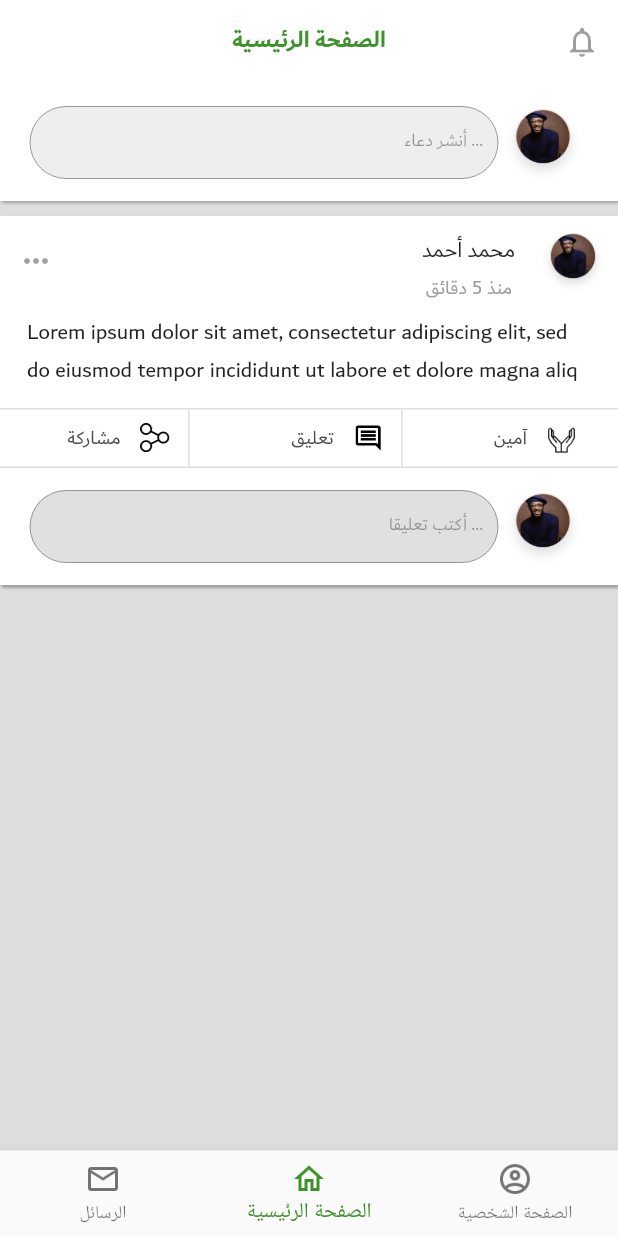
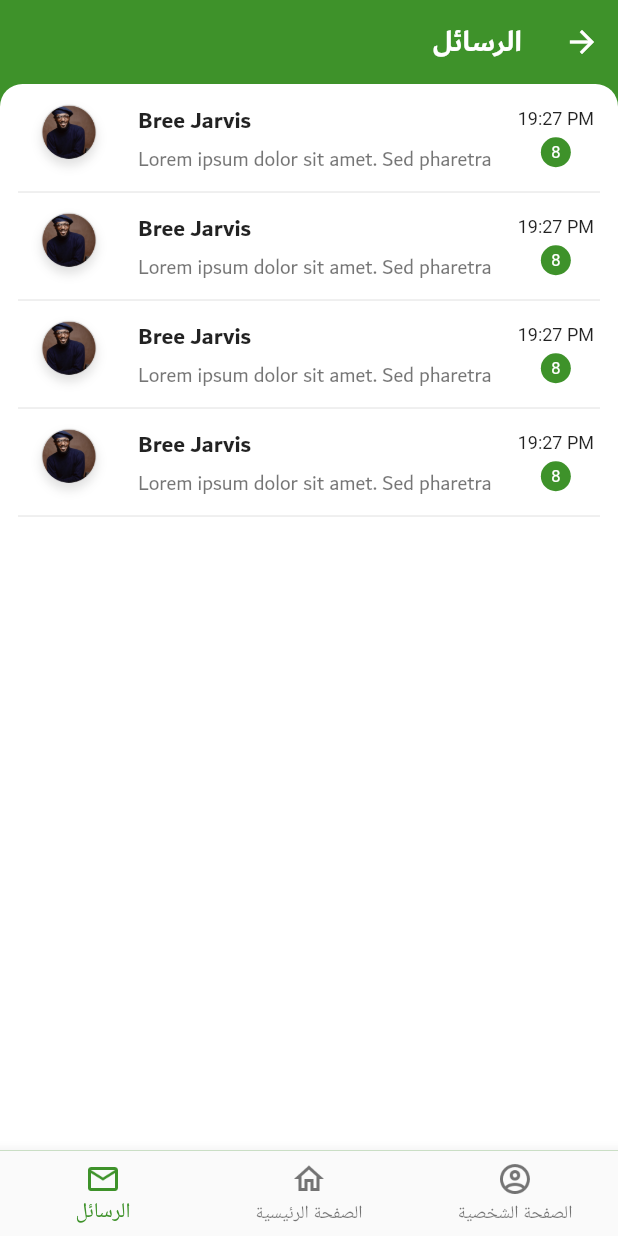
Before and after one commit to Youssefguba/Ameen, a Flutter app: the screen it shows after launch, on a phone screen of 412 x 824 dp. Run offline on Flutter 3.47's test engine with Material 2 defaults, Android fonts, the phone set to English and light mode, and no system bars.

Commit message:
Create UI ChatsList of contacts

```diff
--- a/lib/main.dart
+++ b/lib/main.dart
@@ -1,7 +1,5 @@
 import 'package:ameen/helpers/ui/app_color.dart';
-import 'package:ameen/ui/Screens/news_feed.dart';
-import 'package:ameen/ui/Screens/test.dart';
-import 'package:ameen/ui/Screens/user_profile.dart';
+import 'package:ameen/ui/Screens/contacts_list.dart';
 import 'package:flutter/material.dart';
 import 'package:flutter/services.dart';
 
@@ -21,7 +19,7 @@ class MyApp extends StatelessWidget {
         primaryColor: Color.fromRGBO(62, 146, 42, 1),
       ),
       debugShowCheckedModeBanner: false,
-      home: NewsFeed(),
+      home: ContactList(),
     );
   }
 }
--- /dev/null
+++ b/lib/ui/Screens/chat_page.dart
@@ -0,0 +1,8 @@
+import 'package:flutter/material.dart';
+
+class ChatPage extends StatelessWidget {
+  @override
+  Widget build(BuildContext context) {
+    return Container();
+  }
+}
--- /dev/null
+++ b/lib/ui/Screens/contacts_list.dart
@@ -0,0 +1,94 @@
+import 'package:ameen/helpers/ui/app_color.dart';
+import 'package:ameen/ui/widgets/bottom_navigation.dart';
+import 'package:ameen/ui/widgets/chat_list_view_item.dart';
+import 'package:flutter/material.dart';
+
+/*
+* This class represent list of chats in messages section.
+*
+* Y.G
+* */
+
+class ContactList extends StatefulWidget {
+  @override
+  _ContactListState createState() => _ContactListState();
+}
+
+class _ContactListState extends State<ContactList> {
+  @override
+  Widget build(BuildContext context) {
+    return Scaffold(
+      backgroundColor: cGreen,
+      bottomNavigationBar: BottomNavigation(0),
+      appBar: AppBar(
+        elevation: 0.0,
+        backgroundColor: cGreen,
+        title: Row(
+          mainAxisAlignment: MainAxisAlignment.end,
+          children: <Widget>[
+            Text(
+              "الرسائل",
+              style: TextStyle(
+                fontFamily: 'Dubai',
+                fontWeight: FontWeight.bold,
+              ),
+            ),
+          ],
+        ),
+        actions: <Widget>[
+          IconButton(
+            icon: Icon(Icons.arrow_forward),
+            color: Colors.white,
+            disabledColor: Colors.white,
+          ),
+        ],
+      ),
+      body: Container(
+        child: Container(
+            decoration: BoxDecoration(
+                color: Colors.white,
+                borderRadius: BorderRadius.only(
+                  topLeft: Radius.circular(15.0),
+                  topRight: Radius.circular(15.0),
+                )),
+            child: ListView(
+              children: <Widget>[
+                ChatListViewItem(
+                  hasUnreadMessage: true,
+                  image: AssetImage('assets/images/person_test.png'),
+                  lastMessage:
+                  "Lorem ipsum dolor sit amet. Sed pharetra ante a blandit ultrices.",
+                  name: "Bree Jarvis",
+                  newMesssageCount: 8,
+                  time: "19:27 PM",),
+                ChatListViewItem(
+                  hasUnreadMessage: true,
+                  image: AssetImage('assets/images/person_test.png'),
+                  lastMessage:
+                  "Lorem ipsum dolor sit amet. Sed pharetra ante a blandit ultrices.",
+                  name: "Bree Jarvis",
+                  newMesssageCount: 8,
+                  time: "19:27 PM",),
+                ChatListViewItem(
+                  hasUnreadMessage: true,
+                  image: AssetImage('assets/images/person_test.png'),
+                  lastMessage:
+                  "Lorem ipsum dolor sit amet. Sed pharetra ante a blandit ultrices.",
+                  name: "Bree Jarvis",
+                  newMesssageCount: 8,
+                  time: "19:27 PM",),
+                ChatListViewItem(
+                  hasUnreadMessage: true,
+                  image: AssetImage('assets/images/person_test.png'),
+                  lastMessage:
+                  "Lorem ipsum dolor sit amet. Sed pharetra ante a blandit ultrices.",
+                  name: "Bree Jarvis",
+                  newMesssageCount: 8,
+                  time: "19:27 PM",),
+              ],
+            ),
+        ),
+      ),
+    );
+  }
+}
--- a/lib/ui/Screens/news_feed.dart
+++ b/lib/ui/Screens/news_feed.dart
@@ -132,7 +132,6 @@ class _NewsFeedState extends State<NewsFeed> {
               ],
             ),
           ),
-
           /*
           * The End of Reaction Buttons Row
           * */
--- /dev/null
+++ b/lib/ui/widgets/chat_list_view_item.dart
@@ -0,0 +1,98 @@
+import 'package:ameen/helpers/ui/app_color.dart';
+import 'package:ameen/ui/Screens/chat_page.dart';
+import 'package:flutter/material.dart';
+
+/*
+* This class represent the Design of one chat item
+*
+* Y.G
+*  */
+class ChatListViewItem extends StatelessWidget {
+  final AssetImage image;
+  final String name;
+  final String lastMessage;
+  final String time;
+  final bool hasUnreadMessage;
+  final int newMesssageCount;
+
+  const ChatListViewItem(
+      {Key key,
+      this.image,
+      this.name,
+      this.lastMessage,
+      this.time,
+      this.hasUnreadMessage,
+      this.newMesssageCount})
+      : super(key: key);
+
+  @override
+  Widget build(BuildContext context) {
+    return Container(
+      child: Column(
+        children: <Widget>[
+          Row(
+            mainAxisAlignment: MainAxisAlignment.end,
+            children: <Widget>[
+              Expanded(
+                flex: 10,
+                child: ListTile(
+                  leading: CircleAvatar(
+                    backgroundImage: image,
+                    radius: 30,
+                    backgroundColor: Colors.transparent,
+                  ),
+                  title: Text(name,
+                      style: TextStyle(
+                          fontFamily: 'Dubai', fontWeight: FontWeight.bold)),
+                  subtitle: Text(lastMessage,
+                      maxLines: 1, style: TextStyle(fontFamily: 'Dubai')),
+                  trailing: Column(
+                    crossAxisAlignment: CrossAxisAlignment.center,
+                    mainAxisAlignment: MainAxisAlignment.center,
+                    children: <Widget>[
+                      Text(
+                        time,
+                        style: TextStyle(fontSize: 12),
+                      ),
+                      hasUnreadMessage
+                          ? Container(
+                              margin: const EdgeInsets.only(top: 5.0),
+                              height: 20,
+                              width: 20,
+                              decoration: BoxDecoration(
+                                  color: cGreen,
+                                  borderRadius: BorderRadius.all(
+                                    Radius.circular(25.0),
+                                  )),
+                              child: Center(
+                                  child: Text(
+                                newMesssageCount.toString(),
+                                style: TextStyle(
+                                    fontSize: 11, color: Colors.white),
+                              )),
+                            )
+                          : SizedBox(),
+                    ],
+                  ),
+                  onTap: () {
+                    Navigator.push(
+                      context,
+                      MaterialPageRoute(
+                        builder: (context) => ChatPage(),
+                      ),
+                    );
+                  },
+                ),
+              ),
+            ],
+          ),
+          Divider(
+            endIndent: 12.0,
+            indent: 12.0,
+            height: 0,
+          ),
+        ],
+      ),
+    );
+  }
+}
```
Also changed, not shown: lib/helpers/ui/app_color.dart (line endings or trailing spaces).
